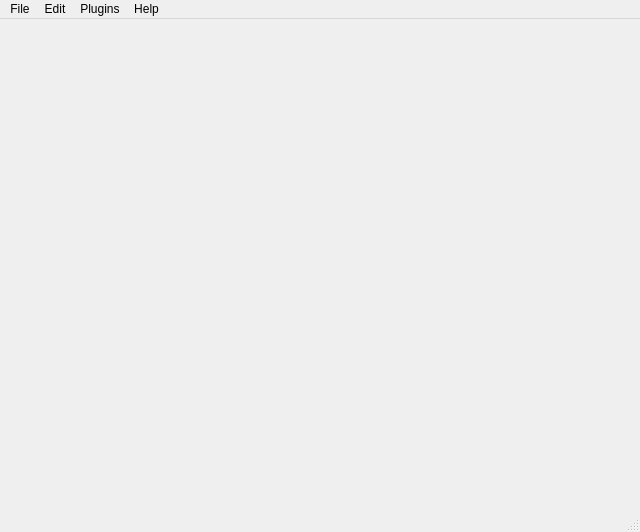
b4silio/MLDemos, file MLDemos/uiMac/mldemos.ui: the form before one commit.
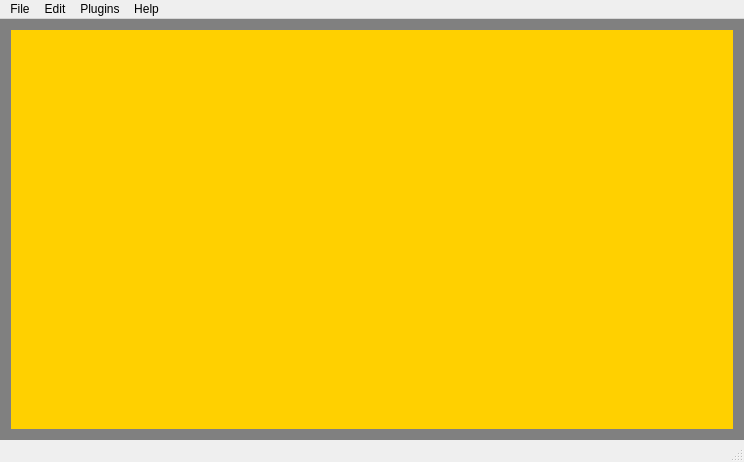
The form after the commit.

Diff of the .ui file:
```diff
--- a/MLDemos/uiMac/mldemos.ui
+++ b/MLDemos/uiMac/mldemos.ui
@@ -6,12 +6,12 @@
    <rect>
     <x>0</x>
     <y>0</y>
-    <width>640</width>
-    <height>532</height>
+    <width>744</width>
+    <height>462</height>
    </rect>
   </property>
   <property name="sizePolicy">
-   <sizepolicy hsizetype="Fixed" vsizetype="Fixed">
+   <sizepolicy hsizetype="Preferred" vsizetype="Preferred">
     <horstretch>0</horstretch>
     <verstretch>0</verstretch>
    </sizepolicy>
@@ -32,29 +32,43 @@
      <verstretch>0</verstretch>
     </sizepolicy>
    </property>
-   <widget class="QWidget" name="widget" native="true">
-    <property name="geometry">
-     <rect>
-      <x>0</x>
-      <y>10</y>
-      <width>640</width>
-      <height>480</height>
-     </rect>
+   <layout class="QHBoxLayout" name="horizontalLayout">
+    <property name="spacing">
+     <number>0</number>
     </property>
-    <property name="sizePolicy">
-     <sizepolicy hsizetype="Expanding" vsizetype="Expanding">
-      <horstretch>0</horstretch>
-      <verstretch>0</verstretch>
-     </sizepolicy>
+    <property name="margin">
+     <number>0</number>
     </property>
-   </widget>
+    <item>
+     <widget class="QWidget" name="canvasWidget" native="true">
+      <property name="sizePolicy">
+       <sizepolicy hsizetype="Expanding" vsizetype="Expanding">
+        <horstretch>0</horstretch>
+        <verstretch>0</verstretch>
+       </sizepolicy>
+      </property>
+      <property name="styleSheet">
+       <string notr="true">background-color: rgb(128, 128, 128);</string>
+      </property>
+      <layout class="QHBoxLayout" name="horizontalLayout_2">
+       <item>
+        <widget class="QWidget" name="widget" native="true">
+         <property name="styleSheet">
+          <string notr="true">background-color: rgb(255, 208, 0);</string>
+         </property>
+        </widget>
+       </item>
+      </layout>
+     </widget>
+    </item>
+   </layout>
   </widget>
   <widget class="QMenuBar" name="menuBar">
    <property name="geometry">
     <rect>
      <x>0</x>
      <y>0</y>
-     <width>640</width>
+     <width>744</width>
      <height>22</height>
     </rect>
    </property>
```
